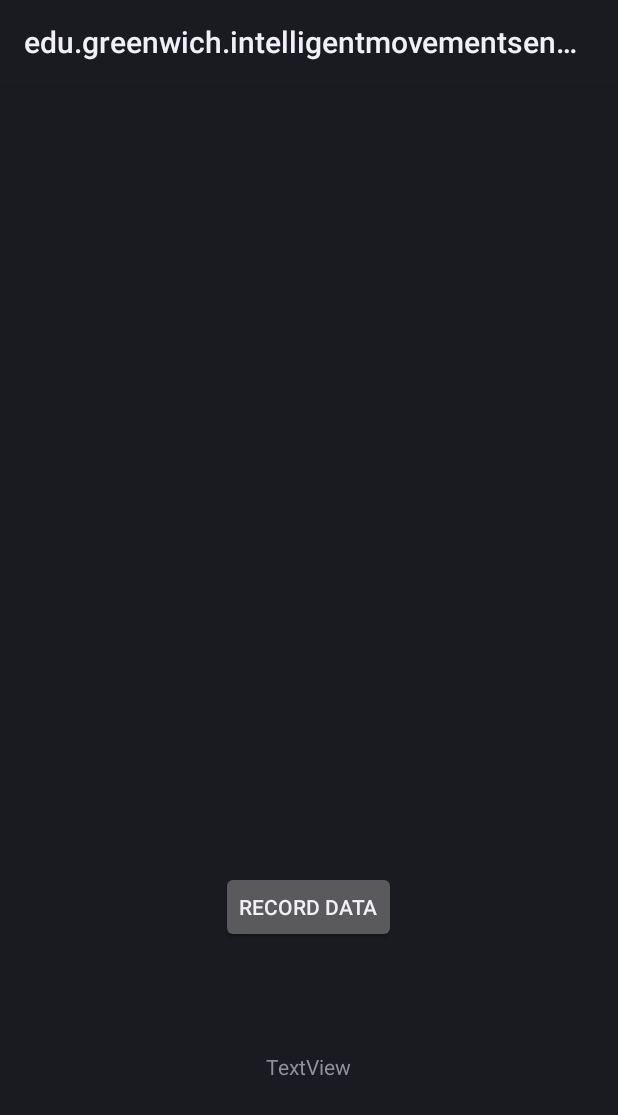
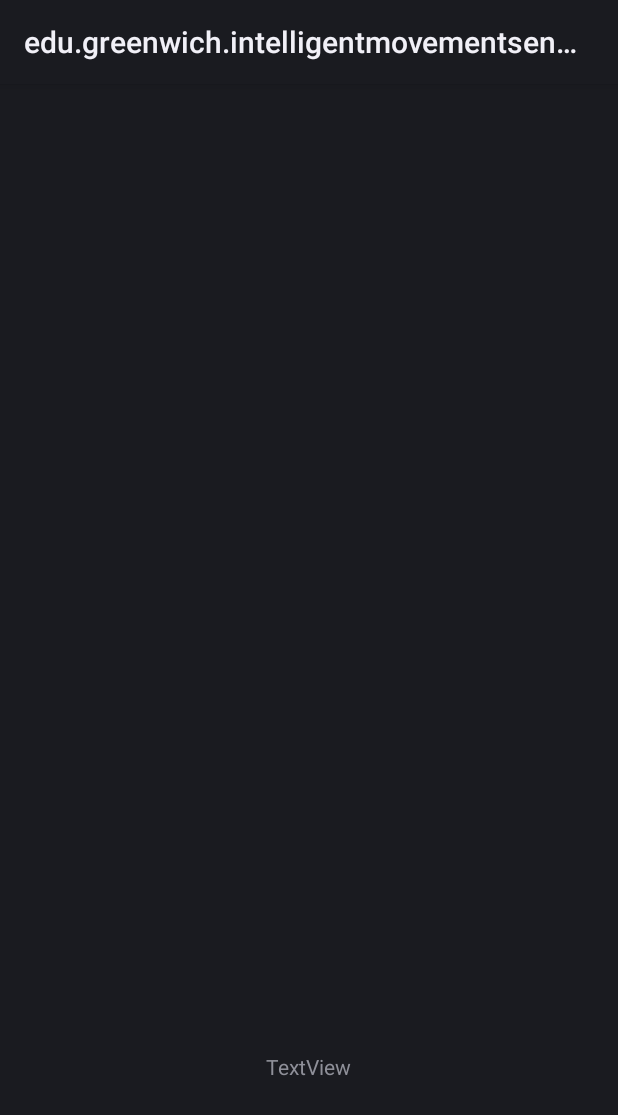
Before and after one commit to bt402/IntelligentMovementSensor, an Android app: the MainActivity screen opened directly, with no data from a screen before it, on a phone screen of 412 x 824 dp. Shown: the top 1115 px of the screen. Run offline under Robolectric (Android 15) with nearby library versions, the phone set to English and light mode, and no system bars.

Commit message:
Notification is created, need to prompt the user once certain level on inaccuracy is reached, create input, and if the 'Yes' action has been pressed, add to case base

```diff
--- a/app/src/main/java/edu/greenwich/intelligentmovementsensor/ClosingActivity.java
+++ b/app/src/main/java/edu/greenwich/intelligentmovementsensor/ClosingActivity.java
@@ -11,7 +11,8 @@ public class ClosingActivity extends Activity {
     public void onCreate(Bundle savedBundleInstance){
         super.onCreate(savedBundleInstance);
         NotificationManager notificationManager = (NotificationManager) getSystemService(NOTIFICATION_SERVICE);
-        notificationManager.cancel(0);
-        System.exit(0);
+        //notificationManager.cancel(0);
+        //System.exit(0);
+        System.out.println("Yes");
     }
 }
--- a/app/src/main/java/edu/greenwich/intelligentmovementsensor/MainActivity.java
+++ b/app/src/main/java/edu/greenwich/intelligentmovementsensor/MainActivity.java
@@ -15,12 +15,12 @@ import android.hardware.SensorManager;
 import android.location.Criteria;
 import android.os.Bundle;
 import android.os.Environment;
+import android.support.v4.app.NotificationCompat;
 import android.support.v4.content.LocalBroadcastManager;
 import android.view.View;
 import android.widget.Button;
 import android.widget.EditText;
 import android.widget.LinearLayout;
-import android.widget.ListView;
 import android.widget.TextView;
 
 import java.io.File;
@@ -28,7 +28,6 @@ import java.io.FileOutputStream;
 import java.io.IOException;
 import java.io.OutputStream;
 import java.util.ArrayList;
-import java.util.List;
 
 public class MainActivity extends Activity implements SensorEventListener {
 
@@ -91,6 +90,8 @@ public class MainActivity extends Activity implements SensorEventListener {
             }
         };
 
+        MovementNotification movementNotification = new MovementNotification(this);
+
         // initialize the sensor and location manager
         mSensorManager = (SensorManager)getSystemService(SENSOR_SERVICE);
 
@@ -111,10 +112,9 @@ public class MainActivity extends Activity implements SensorEventListener {
         criteria.setAccuracy(Criteria.NO_REQUIREMENT);
         criteria.setPowerRequirement(Criteria.NO_REQUIREMENT);
 
-        final Button recordBtn = (Button) findViewById(R.id.button);
         final TextView recordLbl = (TextView) findViewById(R.id.recordLbl);
 
-        recordBtn.setOnClickListener(new View.OnClickListener() {
+        /*recordBtn.setOnClickListener(new View.OnClickListener() {
             @Override
             public void onClick(View view) {
 
@@ -173,8 +173,9 @@ public class MainActivity extends Activity implements SensorEventListener {
                 }
 
             }
-        });
+        });*/
     }
+
 
     public void recordData(ArrayList<String> data) throws IOException {
         File file = new File(Environment.getExternalStorageDirectory() + File.separator + fileName + ".csv");
--- /dev/null
+++ b/app/src/main/java/edu/greenwich/intelligentmovementsensor/MovementNotification.java
@@ -0,0 +1,40 @@
+package edu.greenwich.intelligentmovementsensor;
+
+import android.app.NotificationManager;
+import android.app.PendingIntent;
+import android.content.Context;
+import android.content.Intent;
+import android.graphics.Bitmap;
+import android.graphics.BitmapFactory;
+import android.graphics.Color;
+import android.support.v4.app.NotificationCompat;
+import android.support.v7.app.AppCompatActivity;
+import android.widget.RemoteViews;
+
+public class MovementNotification {
+
+    public MovementNotification(Context context){
+        showNotification(context);
+    }
+
+    private void showNotification(Context context) {
+
+        Intent cancelIntent = new Intent(context, ClosingActivity.class);
+        cancelIntent.setFlags(Intent.FLAG_ACTIVITY_NEW_TASK | Intent.FLAG_ACTIVITY_CLEAR_TASK);
+        cancelIntent.putExtra("Cancelled", true);
+        PendingIntent cancelPendingIntent = PendingIntent.getActivity(context, 1, cancelIntent,
+                PendingIntent.FLAG_CANCEL_CURRENT);
+
+        NotificationCompat.Builder mBuilder =
+                new NotificationCompat.Builder(context)
+                        .setSmallIcon(R.drawable.grelogo)
+                        .setColor(Color.rgb(0,82,155))
+                        .setContentTitle("Movement Detecion")
+                        .setContentText("Was this a drop?")
+                        .addAction(0, "Yes", cancelPendingIntent)
+                        .addAction(0, "No", null);
+        NotificationManager mNotificationManager =
+                (NotificationManager) context.getSystemService(context.NOTIFICATION_SERVICE);
+        mNotificationManager.notify(0, mBuilder.build());
+    }
+}
--- a/app/src/main/res/layout/activity_main.xml
+++ b/app/src/main/res/layout/activity_main.xml
@@ -19,14 +19,6 @@
         android:layout_marginTop="19dp"
         android:id="@+id/recordLbl" />
 
-    <Button
-        android:text="Record Data"
-        android:layout_width="wrap_content"
-        android:layout_height="wrap_content"
-        android:id="@+id/button"
-        android:layout_alignParentBottom="true"
-        android:layout_centerHorizontal="true"
-        android:layout_marginBottom="195dp" />
 
     <TextView
         android:id="@+id/peakTxt"
```
Also changed, not shown: app/src/main/java/edu/greenwich/intelligentmovementsensor/BackgroundDetector.java (+18 -16 lines).
